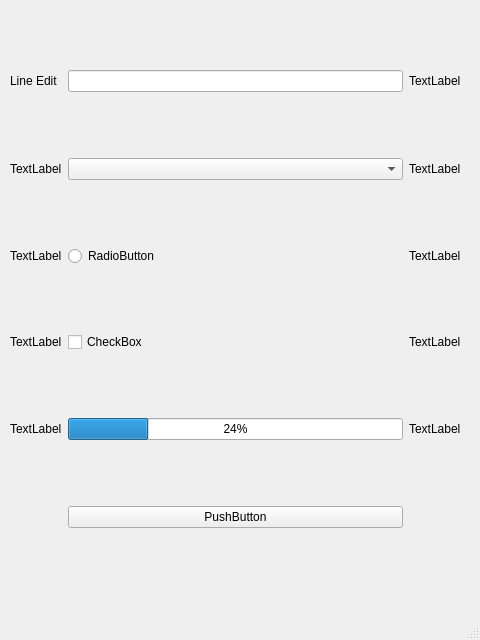
Before: the Qt Designer form Proje/Yekta/ilkUI.ui in vektorelpython19/pythontemel, drawn with Qt 5.
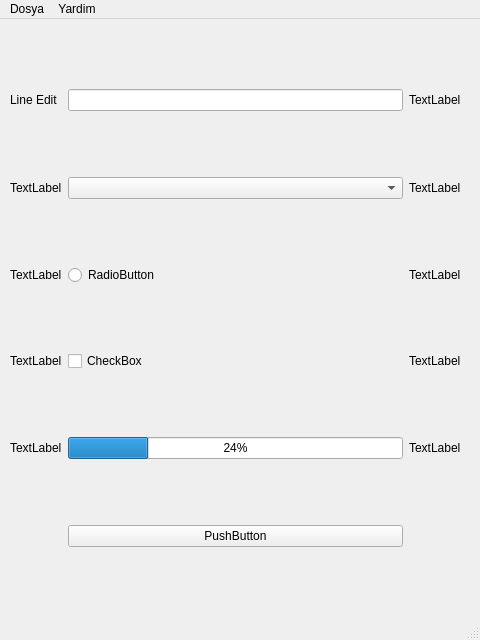
After: the same form once the commit is applied.

What changed in the file:
```diff
--- a/Proje/Yekta/ilkUI.ui
+++ b/Proje/Yekta/ilkUI.ui
@@ -143,6 +143,20 @@
      <height>22</height>
     </rect>
    </property>
+   <widget class="QMenu" name="menuDosya">
+    <property name="title">
+     <string>Dosya</string>
+    </property>
+    <addaction name="dosyaAc"/>
+   </widget>
+   <widget class="QMenu" name="menuYardim">
+    <property name="title">
+     <string>Yardim</string>
+    </property>
+    <addaction name="hakkinda"/>
+   </widget>
+   <addaction name="menuDosya"/>
+   <addaction name="menuYardim"/>
   </widget>
   <widget class="QStatusBar" name="statusbar"/>
  </widget>
```
Left out of the diff: 10 changed lines with no effect on the pictures.
